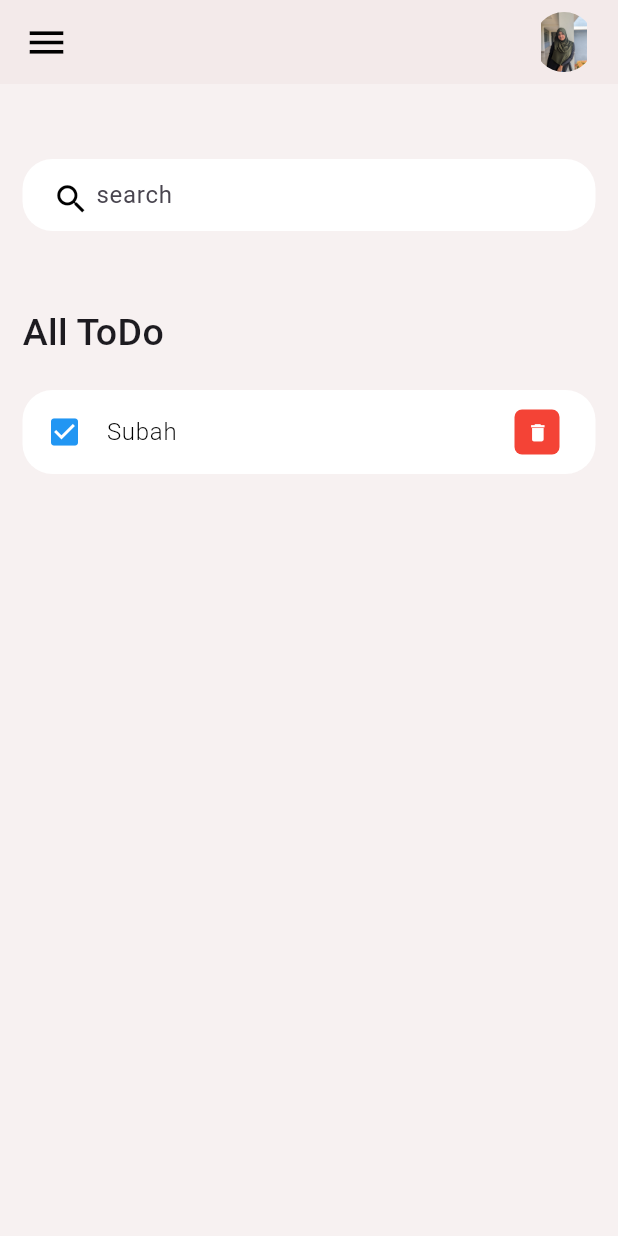
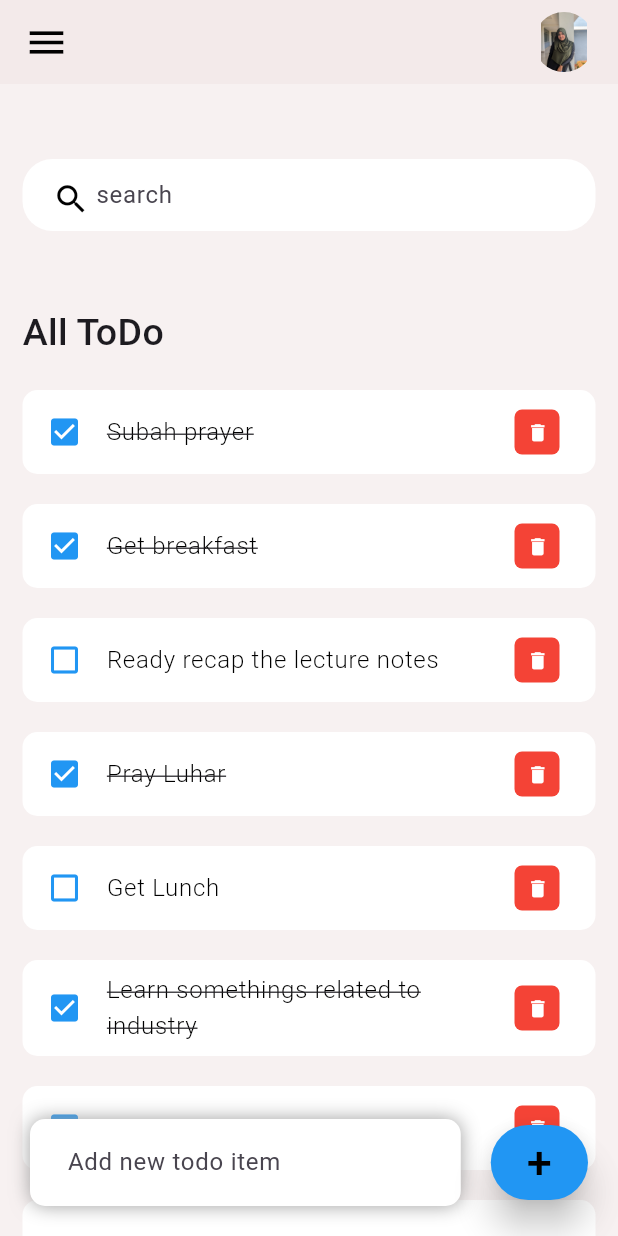
Before and after one commit to Faishana/ToDo_App, a Flutter app: the screen it shows after launch, on a phone screen of 412 x 824 dp. Run offline on Flutter 3.47's test engine with Material 3 defaults, Android fonts, the phone set to English and light mode, and no system bars.

Commit message:
update the listVeiw

```diff
--- a/lib/main.dart
+++ b/lib/main.dart
@@ -11,7 +11,7 @@ class MyApp extends StatelessWidget {
   // This widget is the root of your application.
   @override
   Widget build(BuildContext context) {
-    return const MaterialApp(
+    return MaterialApp(
       debugShowCheckedModeBanner: false, //Remove the banner
       home: home(),
     );
--- /dev/null
+++ b/lib/model/todo.dart
@@ -0,0 +1,25 @@
+class Todo {
+  String? id;
+  String? todoText;
+  bool isDone;
+
+  Todo({
+    required this.id,
+    required this.todoText,
+    this.isDone = false
+  });
+
+  static List<Todo> todoList(){
+    return [
+      Todo(id: '01', todoText: 'Subah prayer', isDone: true),
+      Todo(id: '02', todoText: 'Get breakfast', isDone: true),
+      Todo(id: '03', todoText: 'Ready recap the lecture notes', ),
+      Todo(id: '04', todoText: 'Pray Luhar', isDone: true),
+      Todo(id: '05', todoText: 'Get Lunch',),
+      Todo(id: '06', todoText: 'Learn somethings related to industry', isDone: true),
+      Todo(id: '07', todoText: 'Pray Asr', isDone: true),
+      Todo(id: '08', todoText: 'Play some games', ),
+      Todo(id: '09', todoText: 'Pray Mahrib', isDone: true),
+    ];
+  }
+}
--- a/lib/screens/home.dart
+++ b/lib/screens/home.dart
@@ -1,16 +1,26 @@
 import 'package:flutter/material.dart';
 import 'package:sample/constance/colour.dart';
+import 'package:sample/model/todo.dart';
 import '../widgets/ToDoBox.dart';
 
-class home extends StatelessWidget {
-  const home({super.key});
+class home extends StatefulWidget {
+  home({super.key});
+
+  @override
+  State<home> createState() => _homeState();
+}
+
+class _homeState extends State<home> {
+  final todoList = Todo.todoList();
 
   @override
   Widget build(BuildContext context) {
     return Scaffold(
       backgroundColor: appBar_Clr,
       appBar: appbar_creation(),
-      body: Container(
+      body: Stack(
+        children: [
+          Container(
             margin: const EdgeInsets.only(top: 20),
             padding: const EdgeInsets.symmetric(horizontal: 15, vertical: 30),
             child: Column(
@@ -27,16 +37,66 @@ class home extends StatelessWidget {
                           fontWeight: FontWeight.w500,
                         ),),
                       ),
-                  ToDoBox(),
+                      for(Todo todo in todoList)
+                      ToDoBox(todo: todo,),
                     ],
                   ),
                 )
               ],
             )
           ),
+          Align(
+            alignment: Alignment.bottomCenter,
+            child: Row(
+              children: [
+                Expanded(child: Container(
+                  margin: const EdgeInsets.only(bottom: 20, right: 20, left: 20),
+                  padding: EdgeInsets.symmetric(horizontal: 25, vertical: 5),
+                  decoration: BoxDecoration(
+                    color: Colors.white,
+                    boxShadow: const [BoxShadow(
+                      color: Colors.grey,
+                      offset: Offset(0, 0),
+                      blurRadius: 10.0,
+                      spreadRadius: 0,
+                    ),
+                    ],
+                    borderRadius:BorderRadius.circular(10.0)
+                  ),
+                  child: const TextField(
+                    decoration: InputDecoration(
+                      hintText: 'Add new todo item',
+                      border: InputBorder.none,
+                    ),
+                  ),
+
+                ),
+                ),
+                Container(
+                  margin: const EdgeInsets.only(bottom: 20, right: 20),
+                  child: ElevatedButton(
+
+                    style: ElevatedButton.styleFrom(
+                      minimumSize: const Size(50, 50),
+                      elevation: 10,
+                      backgroundColor: Colors.blue
+                    ),
+                    child: const Text('+', style: TextStyle(fontSize: 30, color: Colors.black),),
+                    onPressed: (){} ,
+                    ),
+
+                ),
+              ]
+            ),
+          )
+        ],
+      ),
     );
   }
 
+  void _handleToDo(Todo todo){
+
+  }
   // ignore: non_constant_identifier_names
   Widget search_box() {
     return Container(
--- a/lib/widgets/ToDoBox.dart
+++ b/lib/widgets/ToDoBox.dart
@@ -1,27 +1,33 @@
 import 'package:flutter/material.dart';
+import 'package:sample/model/todo.dart';
 
 class ToDoBox extends StatelessWidget {
-  const ToDoBox({super.key});
+  final Todo todo;
+  const ToDoBox({super.key, required this.todo});
 
   @override
   Widget build(BuildContext context) {
     return Container(
+      margin: EdgeInsets.only(bottom: 20),
       child: ListTile(
         onTap: () {
 
         },
         shape: RoundedRectangleBorder(
-          borderRadius: BorderRadius.circular(20),
+          borderRadius: BorderRadius.circular(10),
         ),
         tileColor: Colors.white,
-        leading: const Icon(Icons.check_box,
+        leading:
+        Icon(todo.isDone? Icons.check_box : Icons.check_box_outline_blank,
         color: Colors.blue,
         ),
-        title: const Text('Subah',
+
+        title: Text(todo.todoText!,
         style: TextStyle(
           color: Colors.black,
           fontWeight: FontWeight.w300,
-          //decoration: TextDecoration.lineThrough,   // If u want to make the text over a line we can use this widget
+          decoration: todo.isDone? TextDecoration.lineThrough : null,  // If u want to make the text over a line we can use this widget
+
         ),
 
         ),
@@ -39,11 +45,12 @@ class ToDoBox extends StatelessWidget {
             iconSize: 15,
             onPressed: (){
               // If we need to check the click button was work or not
-
+              print('Clicked on delete!');
               } ,
             icon: Icon(Icons.delete)),
         ),
       ),
+
     );
   }
 }
```
Lines whose indentation alone changed are shown as unchanged.
